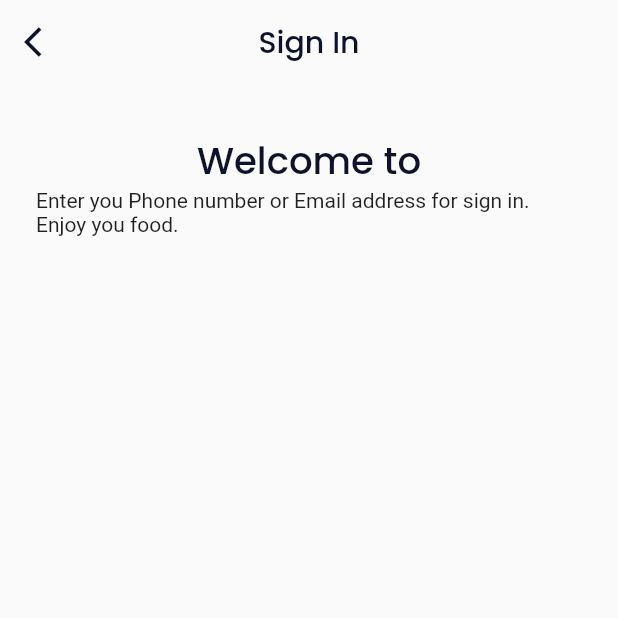
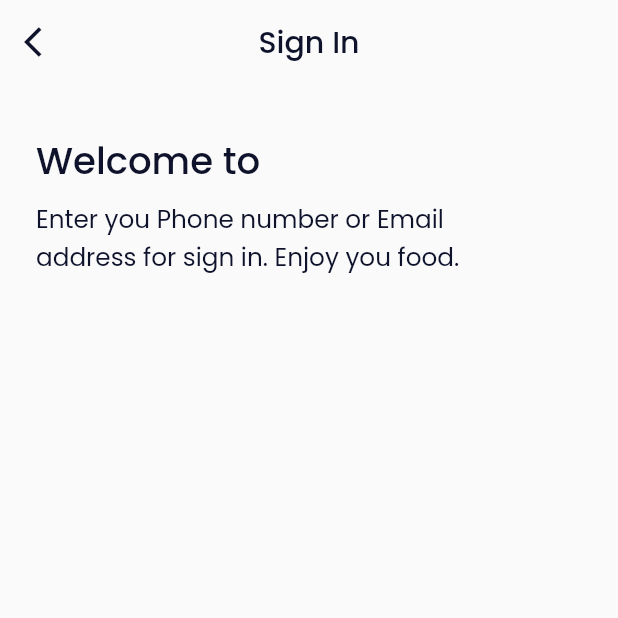
Before and after one commit to aninarafath6/Food-Door, a Flutter app: the screen it shows after launch, after a tap on "SKIP", after a tap on "Get Started", on a phone screen of 412 x 824 dp, the top half of it. Run offline on Flutter 3.47's test engine with Material 2 defaults, Android fonts, the phone set to English and light mode, and no system bars; our stand-ins replace google_fonts.

Commit message:
login welconme section

```diff
--- a/lib/src/views/screens/login_screen/login_screen.dart
+++ b/lib/src/views/screens/login_screen/login_screen.dart
@@ -1,8 +1,8 @@
 import 'package:flutter/material.dart';
 import 'package:food_door/src/constants/app_colors.dart';
 import 'package:food_door/src/constants/app_sizes.dart';
-import 'package:food_door/src/utils/dimensions.dart';
 import 'package:food_door/src/views/screens/login_screen/sections/app_bar_section.dart';
+import 'package:food_door/src/views/screens/login_screen/sections/welcome_message_section.dart';
 import 'package:google_fonts/google_fonts.dart';
 
 class LoginScreen extends StatelessWidget {
@@ -14,19 +14,18 @@ class LoginScreen extends StatelessWidget {
     return Scaffold(
       // app bar area
       appBar: loginAppBar(context),
+      // content area
       body: Padding(
+        // default padding
         padding:
             const EdgeInsets.symmetric(horizontal: AppSizes.DEFAULT_PADDING),
+        // wrap with scroll view
         child: SingleChildScrollView(
+          // content area
           child: Column(
-            children: <Widget>[
-              context.spacing(height: 4),
-              Text(
-                'Welcome to',
-                style: _textStyle(context),
-              ),
-              const Text(
-                  'Enter you Phone number or Email address for sign in. Enjoy you food.')
+            crossAxisAlignment: CrossAxisAlignment.start,
+            children: const <Widget>[
+              WelcomeMessageSection(),
             ],
           ),
         ),
@@ -34,11 +33,12 @@ class LoginScreen extends StatelessWidget {
     );
   }
 
-  TextStyle _textStyle(BuildContext context) {
+  TextStyle _textStyle(BuildContext context,
+      {double? fontSize, FontWeight? fontWeight}) {
     return GoogleFonts.poppins(
       color: AppColors.defaultBlack,
-      fontSize: context.getWidth(6),
-      fontWeight: FontWeight.w500,
+      fontSize: fontSize ?? 12,
+      fontWeight: fontWeight ?? FontWeight.normal,
     );
   }
 }
--- /dev/null
+++ b/lib/src/views/screens/login_screen/sections/welcome_message_section.dart
@@ -0,0 +1,41 @@
+import 'package:flutter/material.dart';
+import 'package:food_door/src/constants/app_colors.dart';
+import 'package:food_door/src/utils/dimensions.dart';
+import 'package:google_fonts/google_fonts.dart';
+
+class WelcomeMessageSection extends StatelessWidget {
+  const WelcomeMessageSection({Key? key}) : super(key: key);
+
+  @override
+  Widget build(BuildContext context) {
+    return Column(
+      crossAxisAlignment: CrossAxisAlignment.start,
+      children: [
+        context.spacing(height: 4),
+        // welcome section
+        Text(
+          'Welcome to',
+          style: _textStyle(
+            context,
+            fontSize: context.getWidth(6),
+            fontWeight: FontWeight.w500,
+          ),
+        ),
+        context.spacing(height: 1),
+        Text(
+          'Enter you Phone number or Email\naddress for sign in. Enjoy you food.',
+          style: _textStyle(context, fontSize: context.getWidth(4)),
+        ),
+      ],
+    );
+  }
+
+  TextStyle _textStyle(BuildContext context,
+      {double? fontSize, FontWeight? fontWeight}) {
+    return GoogleFonts.poppins(
+      color: AppColors.defaultBlack,
+      fontSize: fontSize ?? 12,
+      fontWeight: fontWeight ?? FontWeight.normal,
+    );
+  }
+}
```
